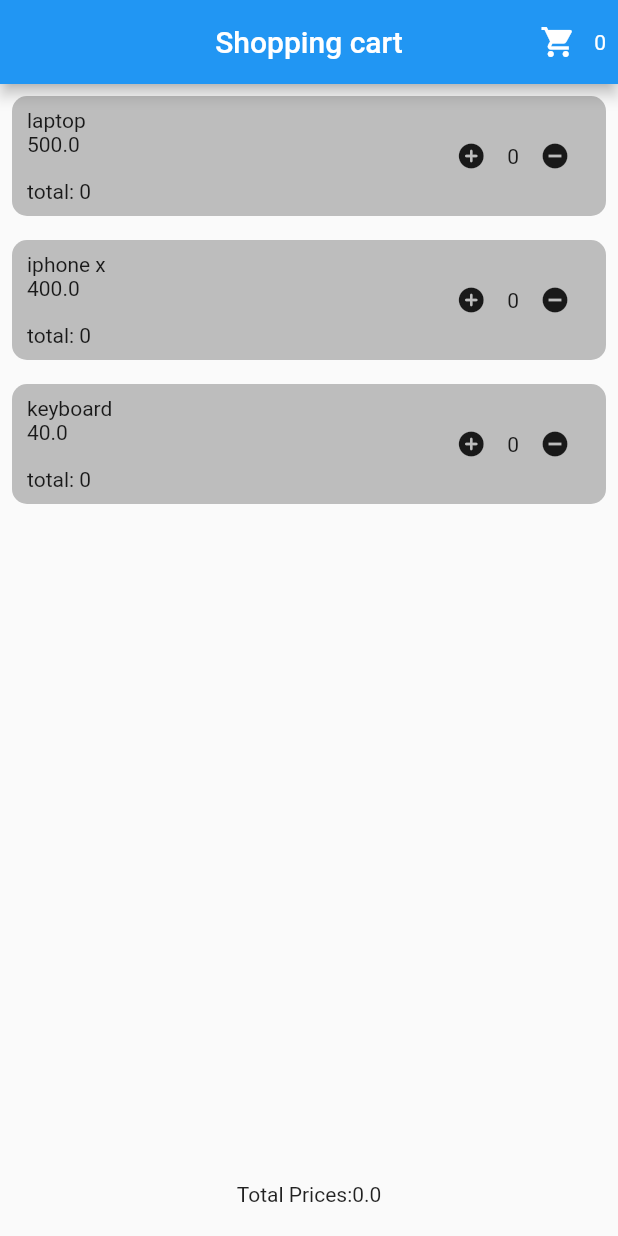
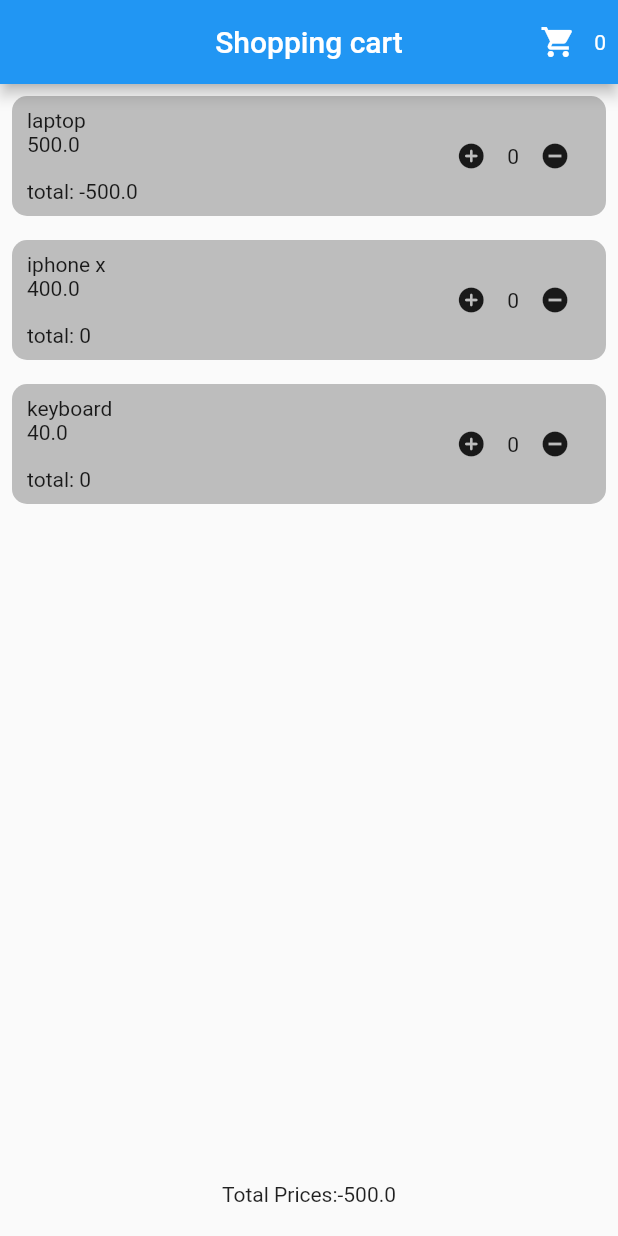
Before and after one commit to rajoanrahman100/provider_cart, a Flutter app: the screen it shows after launch, after a tap on the "remove circle" icon, on a phone screen of 412 x 824 dp. Run offline on Flutter 3.47's test engine with Material 2 defaults, Android fonts, the phone set to English and light mode, and no system bars.

```diff
--- a/lib/cart.dart
+++ b/lib/cart.dart
@@ -40,6 +40,14 @@ class Cart extends ChangeNotifier {
     notifyListeners();
   }
 
+  void removeItemTotalPrice(Item item){
+
+    item.totalPrice=item.totalPrice-item.price;
+    _totalPrice -= item.price;
+    _items.remove(item);
+    notifyListeners();
+  }
+
 
   int get count {
     return _items.length;
--- a/lib/main.dart
+++ b/lib/main.dart
@@ -64,7 +64,6 @@ class _HomePageState extends State<HomePage> {
         body: Column(
           children: [
             Expanded(
-
               child: ListView.builder(
                 itemCount: items.length,
                 itemBuilder: (context, index) {
@@ -114,6 +113,7 @@ class _HomePageState extends State<HomePage> {
 
                               IconButton(icon: Icon(Icons.remove_circle,size: 20.0,), onPressed: (){
                                 cart.removeProductCount(items[index]);
+                                cart.removeItemTotalPrice(items[index]);
                               }),
                             ],
                           ),
```
